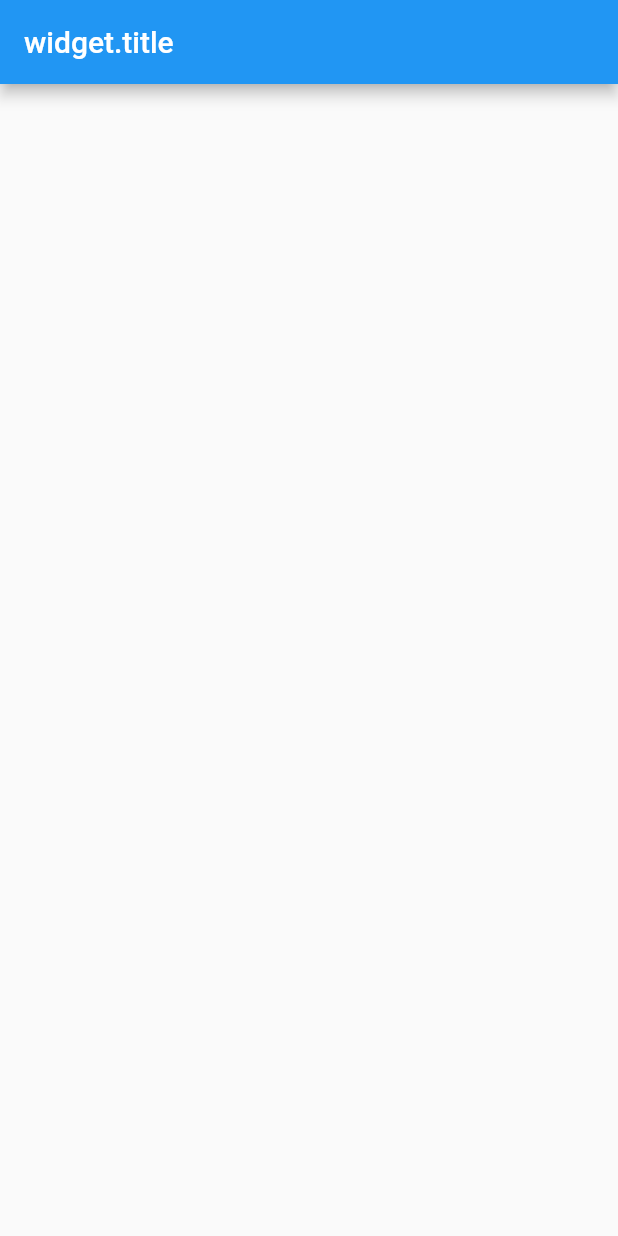
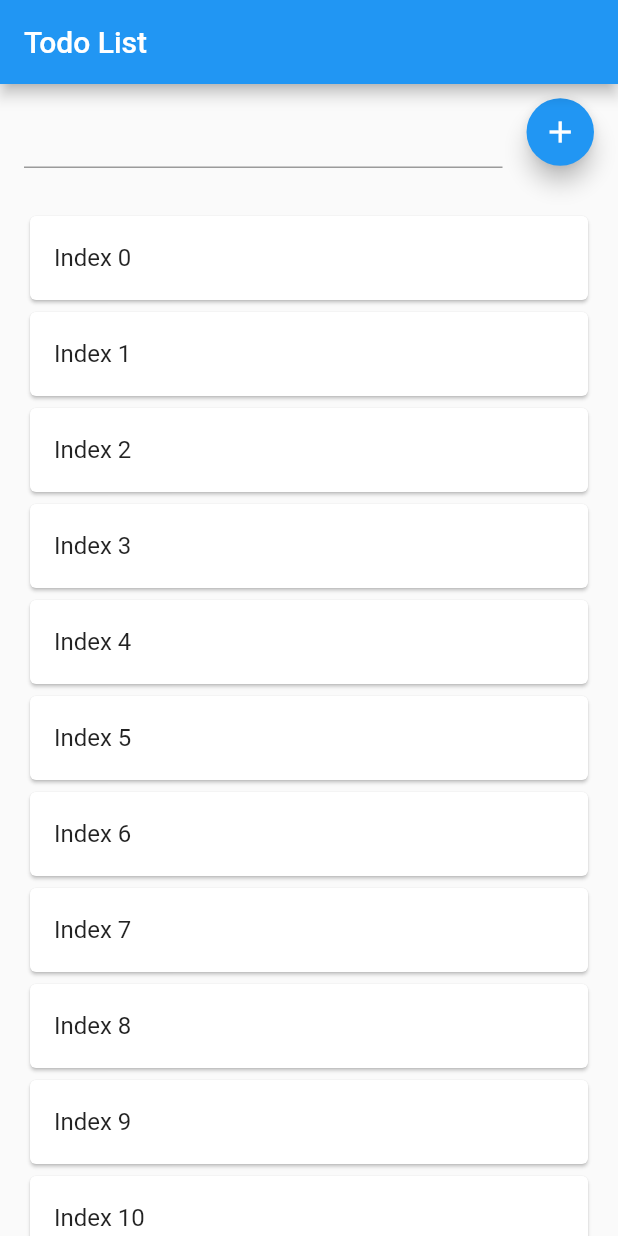
Before and after one commit to esantos1/todolistwithprogressbar, a Flutter app: the screen it shows after launch, on a phone screen of 412 x 824 dp. Run offline on Flutter 3.47's test engine with Material 2 defaults, Android fonts, the phone set to English and light mode, and no system bars.

Commit message:
Construção do layout]

```diff
--- /dev/null
+++ b/lib/constants.dart
@@ -0,0 +1 @@
+const defaultPadding = 16.0;
--- a/lib/main.dart
+++ b/lib/main.dart
@@ -9,11 +9,10 @@ class MyApp extends StatelessWidget {
   @override
   Widget build(BuildContext context) {
     return MaterialApp(
-      title: 'Flutter Demo',
-      theme: ThemeData(
-        primarySwatch: Colors.blue,
-      ),
-      home: const HomePage(),
+      debugShowCheckedModeBanner: false,
+      title: 'Todo List',
+      theme: ThemeData(primarySwatch: Colors.blue),
+      home: HomePage(),
     );
   }
 }
--- a/lib/views/home_page.dart
+++ b/lib/views/home_page.dart
@@ -1,4 +1,5 @@
 import 'package:flutter/material.dart';
+import 'package:todolistwithprogressbar/constants.dart';
 
 class HomePage extends StatefulWidget {
   const HomePage({Key? key}) : super(key: key);
@@ -8,13 +9,61 @@ class HomePage extends StatefulWidget {
 }
 
 class _HomePageState extends State<HomePage> {
+  List todoList = [];
+  final todoController = TextEditingController();
+
   @override
   Widget build(BuildContext context) {
     return Scaffold(
-      appBar: AppBar(title: Text('widget.title')),
-      body: Column(
-        children: [],
+      appBar: AppBar(title: Text('Todo List')),
+      body: Builder(
+        builder: (context) => Column(
+          children: [
+            buildForm(),
+            Expanded(
+              child: buildList(),
+            ),
+          ],
+        ),
       ),
     );
   }
+
+  Widget buildForm() => Container(
+        padding: EdgeInsets.fromLTRB(defaultPadding, 8.0, defaultPadding, 24.0),
+        child: Row(
+          children: [
+            Expanded(child: TextField(controller: todoController)),
+            SizedBox(width: defaultPadding),
+            SizedBox.square(
+              dimension: 45.0,
+              child: FloatingActionButton(
+                onPressed: addClicked,
+                child: Icon(Icons.add),
+              ),
+            ),
+          ],
+        ),
+      );
+
+  void addClicked() {
+    if (todoController.text.isEmpty) {
+      ScaffoldMessenger.of(context).showSnackBar(
+        SnackBar(content: Text('Vazio')),
+      );
+    }
+  }
+
+  Widget buildList() => ListView.builder(
+        padding: EdgeInsets.fromLTRB(
+          defaultPadding,
+          4.0,
+          defaultPadding,
+          defaultPadding,
+        ),
+        itemCount: 25,
+        itemBuilder: (context, index) {
+          return Card(child: ListTile(title: Text('Index $index')));
+        },
+      );
 }
```
Also changed, not shown: pubspec.lock, 1 other file.
